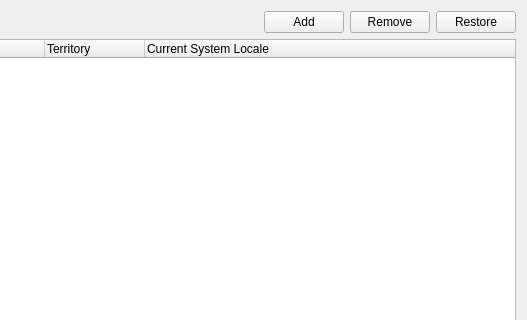
First picture: the form in src/manjaro-settings-manager/pages/page_language.ui, repository manjaro/manjaro-settings-manager, before the edit; both pictures show x 167 to 694 and y 0 to 320 of the 694 by 522 pixel window.
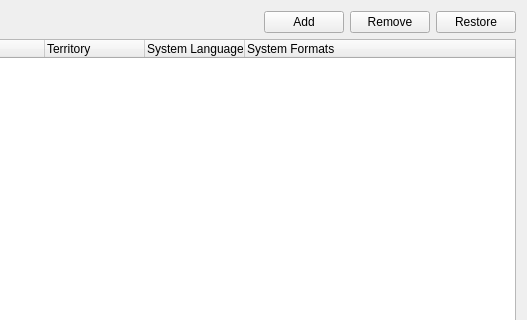
Second picture: the form after the edit.

Commit message: Add ability to set language and formats independently in language page. Use localectl to modify locale.conf.

```diff
--- a/src/manjaro-settings-manager/pages/page_language.ui
+++ b/src/manjaro-settings-manager/pages/page_language.ui
@@ -78,7 +78,12 @@
      </column>
      <column>
       <property name="text">
-       <string>Current System Locale</string>
+       <string>System Language</string>
+      </property>
+     </column>
+     <column>
+      <property name="text">
+       <string>System Formats</string>
       </property>
      </column>
     </widget>
```
The commit also changes 4 other files.
